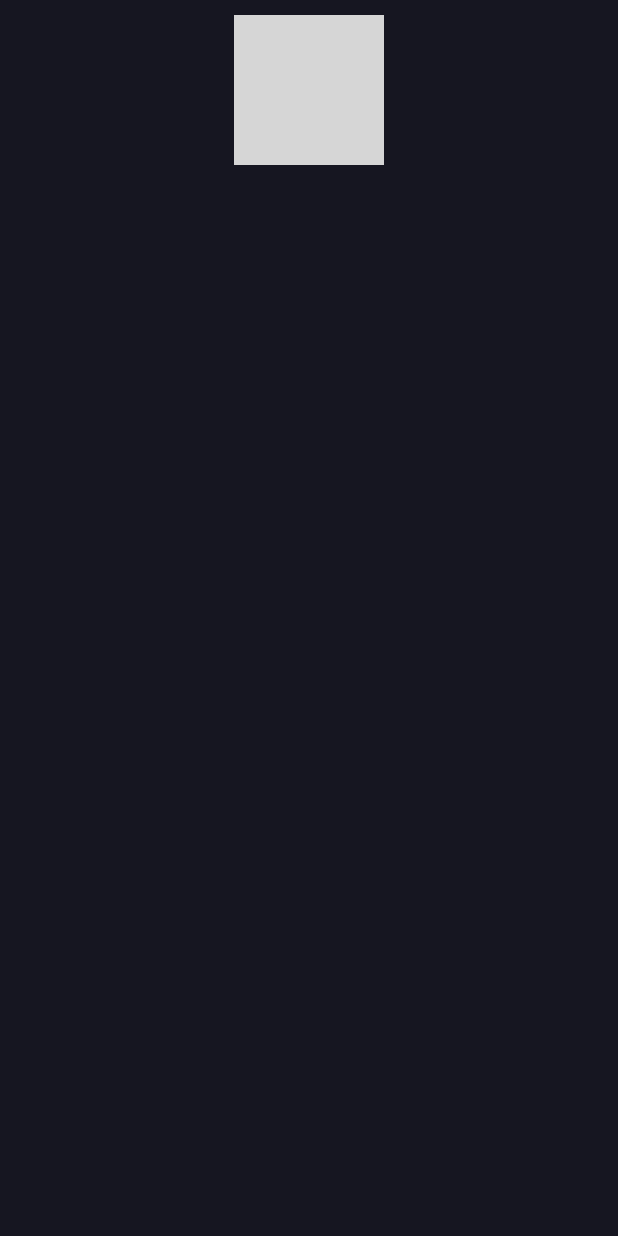
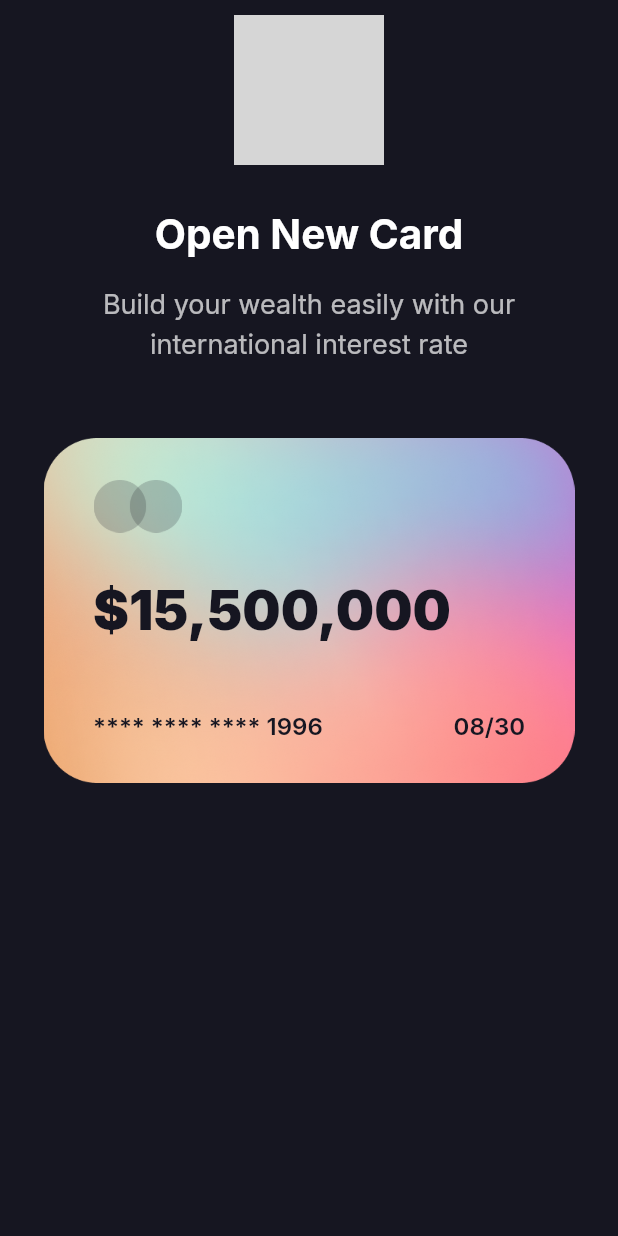
Before and after one commit to sajalAppdevs/card_ui, a Flutter app: the screen it shows after launch, on a phone screen of 412 x 824 dp. Run offline on Flutter 3.47's test engine with Material 2 defaults, Android fonts, the phone set to English and light mode, and no system bars; our stand-ins replace google_fonts; network calls fail; grey boxes are pictures that could not be loaded.

Commit message:
completed main card design

```diff
--- a/lib/screens/home.dart
+++ b/lib/screens/home.dart
@@ -1,4 +1,5 @@
 import 'package:flutter/material.dart';
+import 'package:google_fonts/google_fonts.dart';
 
 class HomePage extends StatelessWidget {
   const HomePage({super.key});
@@ -11,8 +12,8 @@ class HomePage extends StatelessWidget {
         child: Center(
           child: Column(
             //crossAxisAlignment: CrossAxisAlignment.center,
-          children: const [
-            Padding(
+            children: [
+              const Padding(
                 padding: EdgeInsets.all(10.0),
                 child: CircleAvatar(
                   radius: 50,
@@ -21,9 +22,130 @@ class HomePage extends StatelessWidget {
                   ),
                 ),
               ),
+              Padding(
+                padding: const EdgeInsets.only(
+                  top: 20.0,
+                  bottom: 15.0,
+                ),
+                child: Text(
+                  'Open New Card',
+                  style: GoogleFonts.inter(
+                    color: Colors.white,
+                    fontSize: 27,
+                    fontWeight: FontWeight.bold,
+                  ),
+                ),
+              ),
+              Text(
+                'Build your wealth easily with our\ninternational interest rate',
+                textAlign: TextAlign.center,
+                style: GoogleFonts.inter(
+                  color: Colors.white70,
+                  height: 1.48,
+                  fontSize: 18.0,
+                ),
+              ),
+              const SizedBox(
+                height: 50,
+              ),
+              Container(
+                //padding: const EdgeInsets.all(10.0),
+                width: double.infinity,
+                height: 230,
+                decoration: const BoxDecoration(
+                  image: DecorationImage(
+                    image: AssetImage(
+                      'images/bg1.png',
+                    ),
+                  ),
+                ),
+                child: Padding(
+                  padding: const EdgeInsets.all(22.0),
+                  child: Column(
+                    crossAxisAlignment: CrossAxisAlignment.start,
+                    children: [
+                      const SizedBox(
+                        height: 6,
+                      ),
+                      const Image(
+                        image: AssetImage(
+                          'images/cc.png',
+                        ),
+                        width: 140,
+                        height: 35,
+                      ),
+                      Padding(
+                        padding: const EdgeInsets.only(
+                          left: 40.0,
+                          top: 30,
+                        ),
+                        child: Text(
+                          '\$15,500,000',
+                          style: GoogleFonts.inter(
+                            color: const Color(
+                              0xff161621,
+                            ),
+                            fontSize: 36,
+                            fontWeight: FontWeight.w900,
+                          ),
+                        ),
+                      ),
+                      Padding(
+                        padding: const EdgeInsets.only(
+                          left: 40.0,
+                          top: 45.0,
+                        ),
+                        child: Row(
+                          children: [
+                            Text(
+                              '**** **** **** 1996',
+                              style: GoogleFonts.inter(
+                                color: const Color(
+                                  0xff161621,
+                                ),
+                                fontSize: 16,
+                                fontWeight: FontWeight.w600,
+                              ),
+                            ),
+                            const Spacer(),
+                            Padding(
+                              padding: const EdgeInsets.only(right: 40),
+                              child: Text(
+                                '08/30',
+                                style: GoogleFonts.inter(
+                                  color: const Color(
+                                    0xff161621,
+                                  ),
+                                  fontSize: 16,
+                                  fontWeight: FontWeight.w600,
+                                ),
+                              ),
+                            ),
                           ],
                         ),
-      )),
+                      ),
+                    ],
+                  ),
+                ),
+              ),
+              // ElevatedButton(
+              //     onPressed: () {},
+              //     child: Container(
+              //       height: 10,
+              //       width: 20,
+              //       decoration: BoxDecoration(
+              //         shape: BoxShape.circle,
+              //         image: DecorationImage(
+              //           image: AssetImage(
+              //             'images/btn1.png',
+              //           ),
+              //         ),
+              //       ),
+              //     )),
+            ],
+          ),
+        ),
+      ),
     );
   }
 }
```
Also changed, not shown: pubspec.yaml (+6 -14 lines), pubspec.lock, 7 other files. Lines whose indentation alone changed are shown as unchanged.
